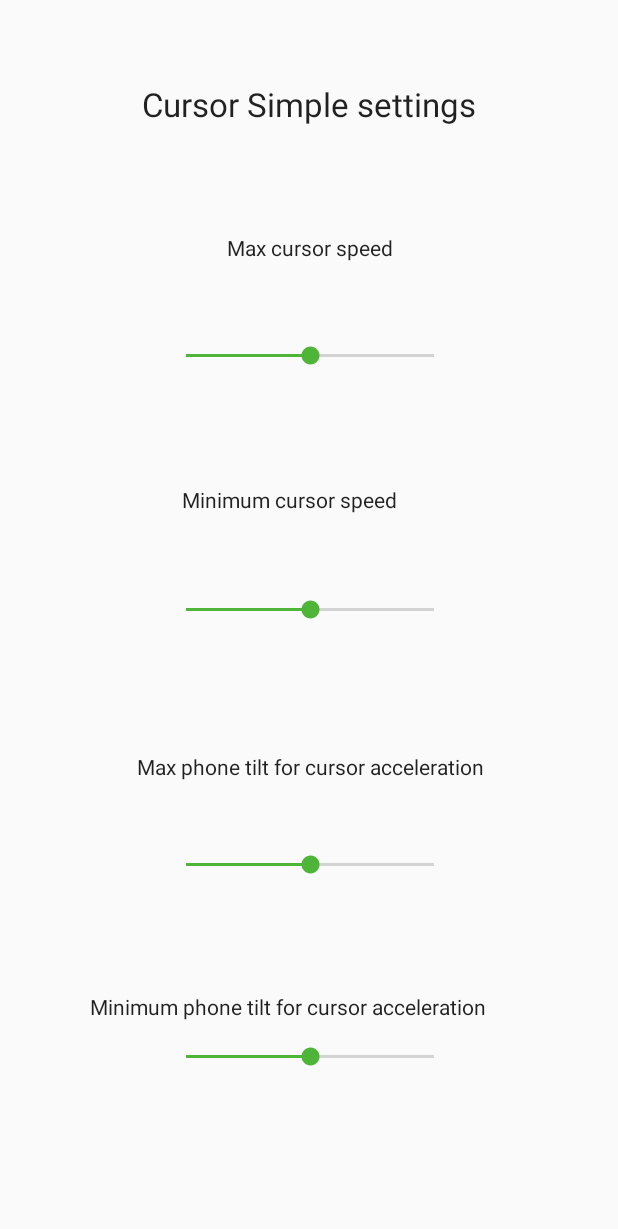
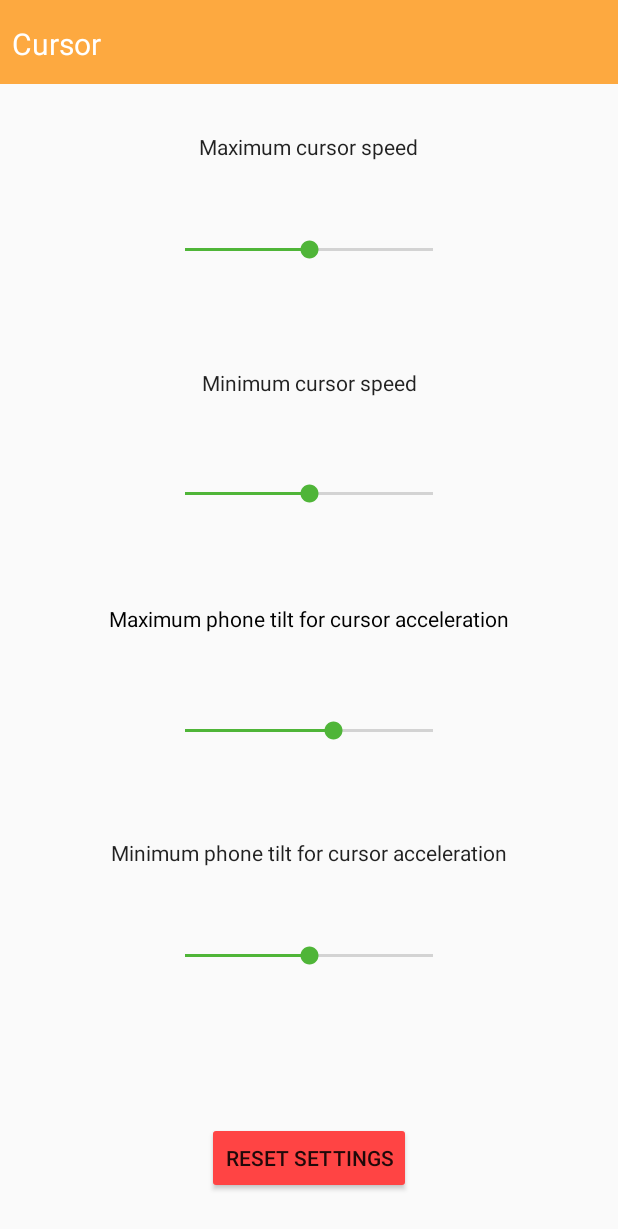
Before and after one commit to Revinz/P2_Application, an Android app: the layout activity_simple_settings_layout.xml on its own in the app's theme, with its tools: preview values and no code run, on a phone screen of 412 x 824 dp. Shown: the top 1229 px of the screen. Run offline under Robolectric (Android 15) with nearby library versions, the phone set to English and light mode, and no system bars.

Commit message:
Fixed simple settings -- almost done
Needs restrictions

```diff
--- a/app/src/main/java/aau/g202/p2_gesturebasedinteraction/MainMenu.java
+++ b/app/src/main/java/aau/g202/p2_gesturebasedinteraction/MainMenu.java
@@ -70,7 +70,8 @@ public class MainMenu extends AppCompatActivity {
             Toast.makeText(this, "Error setting up control modes", Toast.LENGTH_SHORT).show();
         }
 
-        CursorLayout.cursorStartUp();
+        //Setup the settings
+        SimpleSettingsLayout.cursorStartUp();
         ScrollLayout.scrollStartUp();
 
         ControlMode.currActivity = this;
--- a/app/src/main/java/aau/g202/p2_gesturebasedinteraction/Settings.java
+++ b/app/src/main/java/aau/g202/p2_gesturebasedinteraction/Settings.java
@@ -8,7 +8,7 @@ import android.view.View;
 import android.widget.Button;
 
 public class Settings extends AppCompatActivity {
-    Button bnSelect, bnScroll, bnSimple;
+    Button bnSelect, bnScroll;
 
 
     @Override
@@ -18,14 +18,13 @@ public class Settings extends AppCompatActivity {
 
         bnSelect = findViewById(R.id.bnCursor);
         bnScroll = findViewById(R.id.bnScroll);
-        bnSimple = findViewById(R.id.bnSimple);
 
 
         bnSelect.setOnClickListener(new View.OnClickListener() {
             public void onClick(View v) {
                 // Do something in response to button click
                 bnSelect.setEnabled( false);
-                Intent openSettings = new Intent(Settings.this, CursorLayout.class);
+                Intent openSettings = new Intent(Settings.this, SimpleSettingsLayout.class);
                 startActivity(openSettings);
 
             }
@@ -40,14 +39,6 @@ public class Settings extends AppCompatActivity {
 
             }
             });
-        bnSimple.setOnClickListener(new View.OnClickListener() {
-            public void onClick(View v) {
-                // Do something in response to button click
-                bnSimple.setEnabled( false);
-                Intent openSettings = new Intent(Settings.this, SimpleSettingsLayout.class);
-                startActivity(openSettings);
-            }
-        });
     }
 
     @Override
@@ -56,6 +47,5 @@ public class Settings extends AppCompatActivity {
         ControlMode.currActivity = this;
         bnScroll.setEnabled( true);
         bnSelect.setEnabled( true);
-        bnSimple.setEnabled(true);
     }
 }
--- a/app/src/main/java/aau/g202/p2_gesturebasedinteraction/SimpleSettingsLayout.java
+++ b/app/src/main/java/aau/g202/p2_gesturebasedinteraction/SimpleSettingsLayout.java
@@ -4,7 +4,9 @@ import android.content.Context;
 import android.content.SharedPreferences;
 import android.support.v7.app.AppCompatActivity;
 import android.os.Bundle;
+import android.util.Log;
 import android.view.View;
+import android.widget.Button;
 import android.widget.SeekBar;
 import android.widget.Toast;
 
@@ -22,6 +24,17 @@ public class SimpleSettingsLayout extends AppCompatActivity implements View.OnCl
         //Creating Editor for the SharedPreference
         //final SharedPreferences.Editor settingsEdit = settingsPref.edit();
         SetupSeekbars();
+
+
+        Button resetButton = findViewById(R.id.BnReset);
+
+        //Setup Click Listener for the reset button to reset the settings on click.
+        resetButton.setOnClickListener(new View.OnClickListener() {
+            public void onClick(View v) {
+                SetupDefaultSettings();
+                Toast.makeText(SimpleSettingsLayout.this, "Settings have been reset to default", Toast.LENGTH_SHORT).show();
+            }
+        });
 
         //To detect change on cursorHighSpeedX_seekbar
         cursorMaxSpeed_seekbar.setOnSeekBarChangeListener(new SeekBar.OnSeekBarChangeListener(){
@@ -124,6 +137,8 @@ public class SimpleSettingsLayout extends AppCompatActivity implements View.OnCl
 
     }
 
+
+
     @Override
     public void onClick(View v) {}
 
@@ -136,11 +151,11 @@ public class SimpleSettingsLayout extends AppCompatActivity implements View.OnCl
     }
 
     public static float gettiltMax_cursor(Context c){
-        return settingsPref.getFloat("tMax",0)/100;
+        return settingsPref.getFloat("tMax",0)/10;
     }
 
     public static float gettiltMin_cursor(Context c){
-        return settingsPref.getFloat("tMin",0)/100;
+        return settingsPref.getFloat("tMin",0)/10;
     }
 
     @Override
@@ -157,25 +172,44 @@ public class SimpleSettingsLayout extends AppCompatActivity implements View.OnCl
         tiltMax_seekbar = findViewById(R.id.MaxTiltBar);
         tiltMin_seekbar = findViewById(R.id.MinTiltBar);
 
-        cursorMaxSpeed_seekbar.setProgress((int)getMaxSpeed_cursor(c)*10);
-        cursorMinSpeed_seekbar.setProgress((int)getMinSpeed_cursor(c)*10);
-        tiltMax_seekbar.setProgress((int)gettiltMax_cursor(c)*100);
-        tiltMin_seekbar.setProgress((int)gettiltMin_cursor(c)*100);
+        UpdateSeekbarThumbs();
+    }
+
+    //Updates the seekbar thumbs position
+    public static void UpdateSeekbarThumbs() {
+        cursorMaxSpeed_seekbar.setProgress((int)(getMaxSpeed_cursor(c)*10));
+        cursorMinSpeed_seekbar.setProgress((int)(getMinSpeed_cursor(c)*10));
+        tiltMax_seekbar.setProgress((int)(gettiltMax_cursor(c)*10));
+        tiltMin_seekbar.setProgress((int)(gettiltMin_cursor(c)*10));
     }
 
     public static void cursorStartUp(){
-        SharedPreferences.Editor settingsEdit = settingsPref.edit();
         if (settingsPref.getBoolean("firstrunCursor", true)) {
-            float defaultSpeed = 50;
-            float defaultAngle = 45;
-            // Do first run stuff here then set 'firstrun' as false
-            settingsEdit.putFloat("CMaxS",defaultSpeed);
-            settingsEdit.putFloat("CMinS",defaultSpeed);
-            settingsEdit.putFloat("tMax",defaultAngle);
-            settingsEdit.putFloat("TMin",defaultAngle);
-            settingsEdit.apply();
+            SetupDefaultSettings();
             settingsPref.edit().putBoolean("firstrunCursor", false).apply();
         }
         SelectMode.RetrieveSettings();
     }
+
+    //Sets up the default values for the settings
+    private static void SetupDefaultSettings() {
+        SharedPreferences.Editor settingsEdit = settingsPref.edit();
+        float defaultSpeed = 50;
+        float defaultAngle = 45;
+        // Do first run stuff here then set 'firstrun' as false
+        settingsEdit.putFloat("CMaxS", defaultSpeed);
+        settingsEdit.putFloat("CMinS", defaultSpeed);
+        settingsEdit.putFloat("tMax", defaultAngle);
+        settingsEdit.putFloat("tMin", defaultAngle);
+        settingsEdit.apply();
+        //Try to update the position the seekbar thumbs
+        try {
+            UpdateSeekbarThumbs();
+        }
+        catch(Exception ex){
+
+        }
+
+
+    }
 }
--- a/app/src/main/res/layout/activity_settings.xml
+++ b/app/src/main/res/layout/activity_settings.xml
@@ -87,17 +87,5 @@
         app:layout_constraintTop_toBottomOf="@+id/textView4"
         app:srcCompat="?attr/colorButtonNormal" />
 
-    <Button
-        android:id="@+id/bnSimple"
-        android:layout_width="wrap_content"
-        android:layout_height="wrap_content"
-        android:layout_marginBottom="357dp"
-        android:text="Simple MoDe"
-        app:layout_constraintBottom_toBottomOf="parent"
-        app:layout_constraintEnd_toStartOf="@+id/imageView6"
-        app:layout_constraintHorizontal_bias="0.0"
-        app:layout_constraintStart_toStartOf="parent"
-        app:layout_constraintTop_toBottomOf="@+id/bnScroll"
-        app:layout_constraintVertical_bias="1.0" />
 
 </android.support.constraint.ConstraintLayout>
--- a/app/src/main/res/layout/activity_simple_settings_layout.xml
+++ b/app/src/main/res/layout/activity_simple_settings_layout.xml
@@ -4,19 +4,34 @@
     xmlns:tools="http://schemas.android.com/tools"
     android:layout_width="match_parent"
     android:layout_height="match_parent"
-    tools:context="aau.g202.p2_gesturebasedinteraction.SimpleSettingsLayout">
+    tools:context="aau.g202.p2_gesturebasedinteraction.SimpleSettingsLayout"
+    tools:layout_editor_absoluteY="25dp">
+
+    <android.support.v7.widget.Toolbar
+        android:id="@+id/toolbar6"
+        android:layout_width="418dp"
+        android:layout_height="56dp"
+        android:layout_marginBottom="32dp"
+        android:background="?attr/colorPrimary"
+        android:minHeight="?attr/actionBarSize"
+        android:theme="?attr/actionBarTheme"
+        app:layout_constraintBottom_toTopOf="@+id/MaxCSpeed"
+        app:layout_constraintStart_toStartOf="parent"
+        app:layout_constraintTop_toTopOf="parent" />
 
     <TextView
-        android:id="@+id/CursorSimpleTitle"
-        android:layout_width="wrap_content"
-        android:layout_height="wrap_content"
-        android:layout_marginBottom="16dp"
-        android:layout_marginEnd="80dp"
-        android:layout_marginStart="80dp"
-        android:layout_marginTop="16dp"
-        android:text="Cursor Simple settings"
+        android:id="@+id/cursor_Title"
+        android:layout_width="0dp"
+        android:layout_height="0dp"
+        android:layout_marginBottom="440dp"
+        android:layout_marginEnd="8dp"
+        android:layout_marginStart="8dp"
+        android:layout_marginTop="15dp"
+        android:text="Cursor"
         android:textAppearance="@style/TextAppearance.AppCompat.Large"
-        app:layout_constraintBottom_toTopOf="@+id/MaxCSpeed"
+        android:textColor="@android:color/background_light"
+        android:textSize="20sp"
+        app:layout_constraintBottom_toTopOf="@+id/BnReset"
         app:layout_constraintEnd_toEndOf="parent"
         app:layout_constraintStart_toStartOf="parent"
         app:layout_constraintTop_toTopOf="parent" />
@@ -24,11 +39,8 @@
     <SeekBar
         android:id="@+id/MaxCSpeedBar"
         android:layout_width="197dp"
-        android:layout_height="31dp"
-        android:layout_marginBottom="16dp"
-        android:layout_marginEnd="93dp"
-        android:layout_marginStart="94dp"
-        android:layout_marginTop="8dp"
+        android:layout_height="0dp"
+        android:layout_marginBottom="31dp"
         android:max="100"
         android:progress="50"
         app:layout_constraintBottom_toTopOf="@+id/MinCSpeed"
@@ -40,100 +52,98 @@
         android:id="@+id/MaxCSpeed"
         android:layout_width="wrap_content"
         android:layout_height="wrap_content"
-        android:layout_marginEnd="136dp"
-        android:layout_marginStart="137dp"
-        android:layout_marginTop="16dp"
-        android:text="Max cursor speed"
+        android:layout_marginBottom="12dp"
+        android:layout_marginStart="25dp"
+        android:text="Maximum cursor speed"
         android:textAppearance="@style/TextAppearance.AppCompat.Body1"
         android:visibility="visible"
         app:layout_constraintBottom_toTopOf="@+id/MaxCSpeedBar"
-        app:layout_constraintEnd_toEndOf="parent"
-        app:layout_constraintStart_toStartOf="parent"
-        app:layout_constraintTop_toBottomOf="@+id/CursorSimpleTitle" />
+        app:layout_constraintStart_toStartOf="@+id/MaxCSpeedBar"
+        app:layout_constraintTop_toBottomOf="@+id/toolbar6" />
 
     <TextView
         android:id="@+id/MinCSpeed"
         android:layout_width="wrap_content"
         android:layout_height="wrap_content"
-        android:layout_marginBottom="7dp"
-        android:layout_marginEnd="121dp"
-        android:layout_marginStart="121dp"
-        android:layout_marginTop="16dp"
+        android:layout_marginBottom="17dp"
+        android:layout_marginStart="27dp"
         android:text="Minimum cursor speed"
         android:textAppearance="@style/TextAppearance.AppCompat.Body1"
         app:layout_constraintBottom_toTopOf="@+id/MinCSpeedBar"
-        app:layout_constraintEnd_toEndOf="parent"
-        app:layout_constraintHorizontal_bias="0.0"
-        app:layout_constraintStart_toStartOf="parent"
+        app:layout_constraintStart_toStartOf="@+id/MinCSpeedBar"
         app:layout_constraintTop_toBottomOf="@+id/MaxCSpeedBar" />
 
     <SeekBar
         android:id="@+id/MinCSpeedBar"
         android:layout_width="197dp"
-        android:layout_height="31dp"
-        android:layout_marginBottom="40dp"
-        android:layout_marginEnd="93dp"
-        android:layout_marginStart="94dp"
-        android:layout_marginTop="2dp"
+        android:layout_height="0dp"
+        android:layout_marginBottom="26dp"
         android:max="100"
         android:progress="50"
-        app:layout_constraintBottom_toTopOf="@+id/MaxTilt"
+        app:layout_constraintBottom_toTopOf="@+id/textView"
         app:layout_constraintEnd_toEndOf="parent"
         app:layout_constraintStart_toStartOf="parent"
         app:layout_constraintTop_toBottomOf="@+id/MinCSpeed" />
 
-    <TextView
-        android:id="@+id/MaxTilt"
-        android:layout_width="wrap_content"
-        android:layout_height="19dp"
-        android:layout_marginBottom="1dp"
-        android:layout_marginEnd="74dp"
-        android:layout_marginStart="76dp"
-        android:text="Max phone tilt for cursor acceleration"
-        android:textAppearance="@style/TextAppearance.AppCompat.Body1"
-        app:layout_constraintBottom_toTopOf="@+id/MinTiltBar"
+    <SeekBar
+        android:id="@+id/MinTiltBar"
+        android:layout_width="197dp"
+        android:layout_height="0dp"
+        android:layout_marginBottom="63dp"
+        android:max="100"
+        android:progress="50"
+        app:layout_constraintBottom_toTopOf="@+id/BnReset"
         app:layout_constraintEnd_toEndOf="parent"
         app:layout_constraintStart_toStartOf="parent"
-        app:layout_constraintTop_toBottomOf="@+id/MinCSpeedBar" />
-
-    <SeekBar
-        android:id="@+id/MaxTiltBar"
-        android:layout_width="197dp"
-        android:layout_height="31dp"
-        android:layout_marginBottom="104dp"
-        android:layout_marginEnd="93dp"
-        android:layout_marginStart="94dp"
-        android:max="100"
-        android:progress="50"
-        app:layout_constraintBottom_toBottomOf="parent"
-        app:layout_constraintEnd_toEndOf="parent"
-        app:layout_constraintStart_toStartOf="parent" />
+        app:layout_constraintTop_toBottomOf="@+id/MinTilt" />
 
     <TextView
         android:id="@+id/MinTilt"
         android:layout_width="wrap_content"
         android:layout_height="wrap_content"
-        android:layout_marginBottom="8dp"
-        android:layout_marginEnd="59dp"
-        android:layout_marginStart="60dp"
+        android:layout_marginBottom="12dp"
         android:text="Minimum phone tilt for cursor acceleration"
         android:textAppearance="@style/TextAppearance.AppCompat.Body1"
+        app:layout_constraintBottom_toTopOf="@+id/MinTiltBar"
+        app:layout_constraintEnd_toEndOf="parent"
+        app:layout_constraintStart_toStartOf="parent"
+        app:layout_constraintTop_toBottomOf="@+id/MaxTiltBar" />
+
+    <Button
+        android:id="@+id/BnReset"
+        style="@style/Widget.AppCompat.Button"
+        android:layout_width="wrap_content"
+        android:layout_height="wrap_content"
+        android:layout_marginBottom="28dp"
+        android:backgroundTint="@android:color/holo_red_light"
+        android:text="Reset Settings"
+        app:layout_constraintBottom_toBottomOf="parent"
+        app:layout_constraintEnd_toEndOf="parent"
+        app:layout_constraintStart_toStartOf="parent"
+        app:layout_constraintTop_toBottomOf="@+id/cursor_Title" />
+
+    <SeekBar
+        android:id="@+id/MaxTiltBar"
+        android:layout_width="197dp"
+        android:layout_height="0dp"
+        android:layout_marginBottom="24dp"
+        android:max="100"
+        android:progress="60"
+        app:layout_constraintBottom_toTopOf="@+id/MinTilt"
+        app:layout_constraintEnd_toEndOf="parent"
+        app:layout_constraintStart_toStartOf="parent"
+        app:layout_constraintTop_toBottomOf="@+id/textView" />
+
+    <TextView
+        android:id="@+id/textView"
+        android:layout_width="wrap_content"
+        android:layout_height="wrap_content"
+        android:layout_marginBottom="18dp"
+        android:text="Maximum phone tilt for cursor acceleration"
+        android:textColor="@android:color/background_dark"
         app:layout_constraintBottom_toTopOf="@+id/MaxTiltBar"
         app:layout_constraintEnd_toEndOf="parent"
-        app:layout_constraintHorizontal_bias="0.0"
-        app:layout_constraintStart_toStartOf="parent" />
-
-    <SeekBar
-        android:id="@+id/MinTiltBar"
-        android:layout_width="197dp"
-        android:layout_height="31dp"
-        android:layout_marginBottom="69dp"
-        android:layout_marginEnd="93dp"
-        android:layout_marginStart="94dp"
-        android:max="100"
-        android:progress="50"
-        app:layout_constraintBottom_toTopOf="@+id/MinTilt"
-        app:layout_constraintEnd_toEndOf="parent"
-        app:layout_constraintStart_toStartOf="parent" />
+        app:layout_constraintStart_toStartOf="parent"
+        app:layout_constraintTop_toBottomOf="@+id/MinCSpeedBar" />
 
 </android.support.constraint.ConstraintLayout>
```
